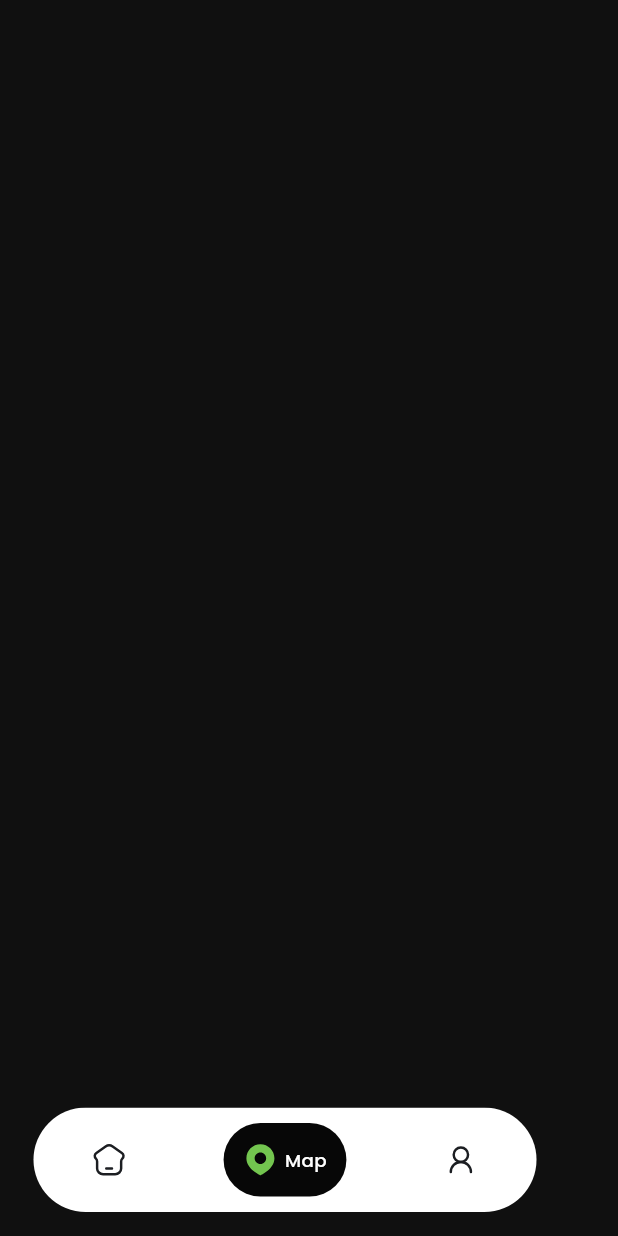
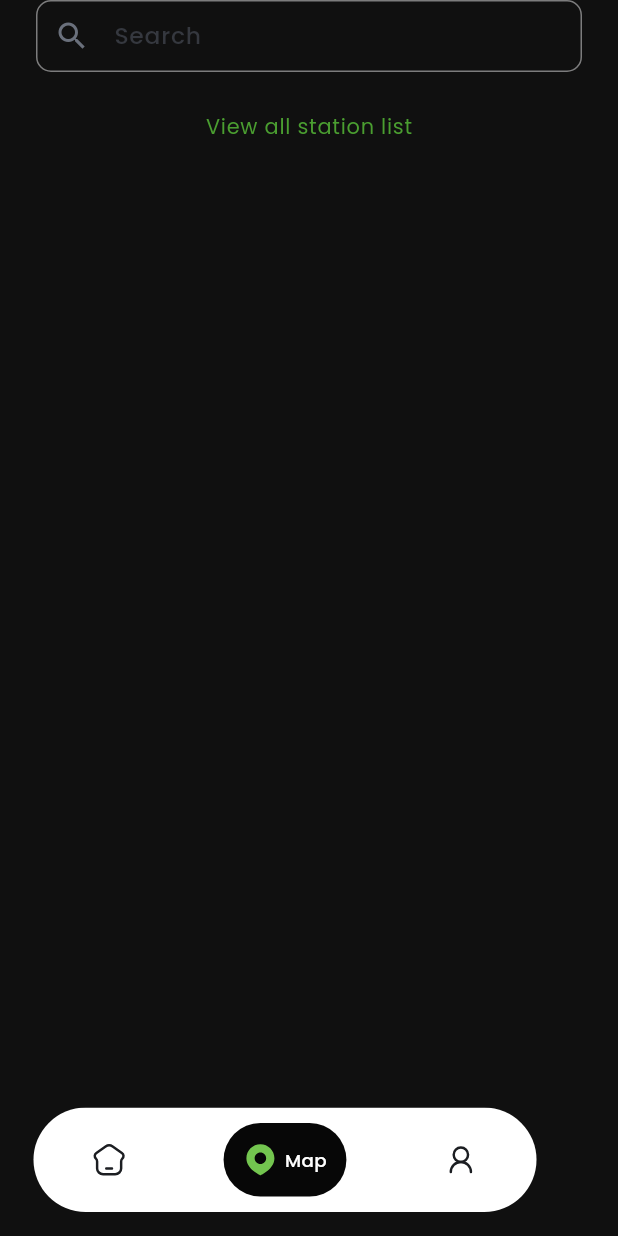
Before and after one commit to backbencherstudio/mevetec_app, a Flutter app: the screen it shows after launch, item 2 of the bottom bar chosen, on a phone screen of 412 x 824 dp. Run offline on Flutter 3.47's test engine with Material 3 defaults, Android fonts, the phone set to English and light mode, and no system bars; our stand-ins replace dotted_line, flutter_riverpod, flutter_screenutil, flutter_svg, go_router, google_fonts and 2 more; missing offline and left inert: mobile_scanner.

Commit message:
feat: map & all station screen

```diff
--- a/lib/src/core/routes/route_config.dart
+++ b/lib/src/core/routes/route_config.dart
@@ -195,6 +195,19 @@ class RouteConfig {
           );
         },
       ),
+
+      GoRoute(
+        path: RouteName.allStationList,
+        pageBuilder: (context, state) {
+          return buildPageWithTransition(
+            context: context,
+            state: state,
+            transitionType: PageTransitionType.slideRightToLeft,
+            child: AllStationList(),
+          );
+        },
+      ),
+
     ],
   );
 }
--- a/lib/src/core/routes/route_import_part.dart
+++ b/lib/src/core/routes/route_import_part.dart
@@ -18,8 +18,9 @@ import 'package:mevetec_app/src/features/screens/onboarding/presentation/onboard
 
 import 'package:mevetec_app/src/features/screens/profile/acount/presentation/profile_screen.dart';
 import 'package:mevetec_app/src/features/screens/profile/saved_places/presentation/saved_place_screen.dart';
-import 'package:mevetec_app/src/features/screens/search_station/search_station.dart';
+import 'package:mevetec_app/src/features/screens/search_station/presentation/search_station.dart';
 import '../../features/common_widegts/bottom_nav_bar/bottom_nav_bar.dart';
+import '../../features/screens/search_station/presentation/screens/all_station_list.dart';
 import '../../features/screens/splash/presentation/splash_screen.dart';
 import 'build_page_with_transition.dart';
 part 'route_config.dart';
--- a/lib/src/core/routes/route_name.dart
+++ b/lib/src/core/routes/route_name.dart
@@ -15,4 +15,5 @@ class RouteName {
   static const String savedPlaceScreen = "/SavedPlaceScreen";
   static const String searchStation = "/SavedPlaceScreen";
   static const String chargingPhase = '/charging-phase';
+  static const String allStationList = '/all-station-list';
 }
--- /dev/null
+++ b/lib/src/features/screens/search_station/presentation/search_station.dart
@@ -0,0 +1,59 @@
+import 'package:flutter/material.dart';
+import 'package:flutter_screenutil/flutter_screenutil.dart';
+import 'package:go_router/go_router.dart';
+import 'package:mevetec_app/src/core/constant/padding.dart';
+import 'package:mevetec_app/src/core/theme/theme_extension/color_scheme.dart';
+
+import '../../../../core/routes/route_name.dart';
+
+class SearchStation extends StatelessWidget {
+  const SearchStation({super.key});
+
+  @override
+  Widget build(BuildContext context) {
+    TextTheme textTheme = Theme.of(context).textTheme;
+    return Scaffold(
+      body: SafeArea(
+        child: Padding(
+          padding: AppPadding.horizontalPadding,
+          child: Column(
+            children: [
+              TextFormField(
+                decoration: InputDecoration(
+                  hintText: 'Search',
+                  prefixIcon: Icon(Icons.search),
+                  border: OutlineInputBorder(
+                    borderRadius: BorderRadius.circular(10.0),
+                    borderSide: BorderSide(
+                      color: AppColorScheme.shadowColor
+                    )
+                  ),
+                  enabledBorder: OutlineInputBorder(
+                    borderRadius: BorderRadius.circular(10.0),
+                      borderSide: BorderSide(
+                          color: AppColorScheme.borderColor.withValues(alpha: 0.5)
+                      )
+                  ),
+                  focusedBorder: OutlineInputBorder(
+                    borderRadius: BorderRadius.circular(10.0),
+                      borderSide: BorderSide(
+                          color: AppColorScheme.borderColor
+                      )
+                  ),
+                ),
+              ),
+
+              SizedBox(height:30.h,),
+              GestureDetector(
+                  onTap: (){
+                    context.push(RouteName.allStationList);
+                  },
+                  child: Text('View all station list',style: textTheme.bodyLarge!.copyWith(color: AppColorScheme.primary),))
+
+            ],
+          ),
+        ),
+      ),
+    );
+  }
+}
--- a/lib/src/features/screens/search_station/search_station.dart
+++ /dev/null
@@ -1,10 +0,0 @@
-import 'package:flutter/material.dart';
-
-class SearchStation extends StatelessWidget {
-  const SearchStation({super.key});
-
-  @override
-  Widget build(BuildContext context) {
-    return Scaffold();
-  }
-}
--- a/pubspec.yaml
+++ b/pubspec.yaml
@@ -82,6 +82,7 @@ flutter:
     - assets/images/home_flow/
     - assets/icons/home/
     - assets/icons/bottom_nav_bar/
+    - assets/icons/search_station/
 
   # An image asset can refer to one or more resolution-specific "variants", see
   # https://flutter.dev/to/resolution-aware-images
```
Also changed, not shown: lib/src/features/screens/search_station/presentation/screens/all_station_list.dart (added, +129 -0 lines), assets/icons/search_station/location_red.svg (added).
